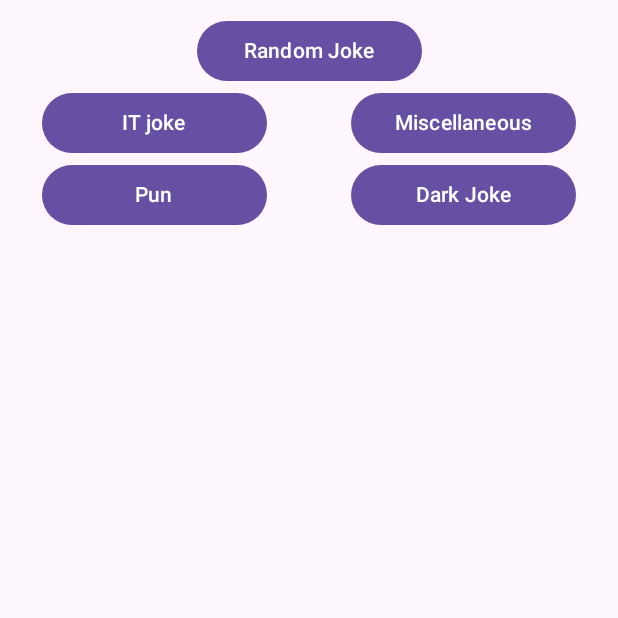
After one commit to Alpha-McLovin/the-jokerer, an Android app built with Jetpack Compose: the composable JokeButtons shown on its own in the app's theme, on a phone screen of 412 x 824 dp, the top half of it. The commit adds this screen. Run offline under Robolectric (Android 15) with nearby library versions, the phone set to English and light mode, and no system bars; network calls fail.

Commit message:
Homepage

```diff
--- /dev/null
+++ b/app/src/main/java/com/example/thejokerer/pages/homepage/JokeButtons.kt
@@ -0,0 +1,77 @@
+package com.example.thejokerer.pages.homepage
+
+import androidx.compose.foundation.layout.Arrangement
+import androidx.compose.foundation.layout.Column
+import androidx.compose.foundation.layout.Row
+import androidx.compose.foundation.layout.fillMaxWidth
+import androidx.compose.foundation.layout.padding
+import androidx.compose.foundation.layout.width
+import androidx.compose.material3.Button
+import androidx.compose.material3.Text
+import androidx.compose.runtime.Composable
+import androidx.compose.ui.Alignment
+import androidx.compose.ui.Modifier
+import androidx.compose.ui.unit.dp
+
+@Composable
+fun JokeButtons(
+    getRandomJoke : () -> Unit,
+    getItJoke : () -> Unit,
+    getDarkJoke : () -> Unit,
+    getPun : () -> Unit,
+    getMiscellaneous : () -> Unit,
+){
+
+    Column(
+        modifier = Modifier
+            .fillMaxWidth()
+            .padding(bottom = 30.dp, top = 10.dp),
+        horizontalAlignment = Alignment.CenterHorizontally,
+    ) {
+        Row(
+            modifier = Modifier.fillMaxWidth(),
+            horizontalArrangement = Arrangement.Center
+        ) {
+            Button(
+                onClick =  getRandomJoke  ,
+                modifier = Modifier.width(150.dp)
+            ) {
+                Text(text = "Random Joke")
+            }
+        }
+        Row(
+            modifier = Modifier.fillMaxWidth(),
+            horizontalArrangement = Arrangement.SpaceAround
+        ) {
+            Button(
+                onClick =  getItJoke ,
+                modifier = Modifier.width(150.dp)) {
+                Text(text = "IT joke")
+            }
+
+            Button(
+                onClick =  getMiscellaneous ,
+                modifier = Modifier.width(150.dp)
+            ) {
+                Text(text = "Miscellaneous")
+            }
+        }
+        Row(
+            modifier = Modifier.fillMaxWidth(),
+            horizontalArrangement = Arrangement.SpaceAround
+        ) {
+            Button(onClick =  getPun ,
+                modifier = Modifier.width(150.dp)
+            ) {
+                Text(text = "Pun")
+            }
+
+            Button(onClick =  getDarkJoke ,
+                modifier = Modifier.width(150.dp)
+            ) {
+                Text(text = "Dark Joke")
+            }
+        }
+    }
+
+}
```
Also changed, not shown: app/src/main/java/com/example/thejokerer/pages/homepage/HomePage.kt (+69 -31 lines), app/src/main/java/com/example/thejokerer/pages/homepage/JokeBox.kt (added, +81 -0 lines), app/src/main/java/com/example/thejokerer/viewmodels/JokeViewModel.kt (+77 -7 lines).
